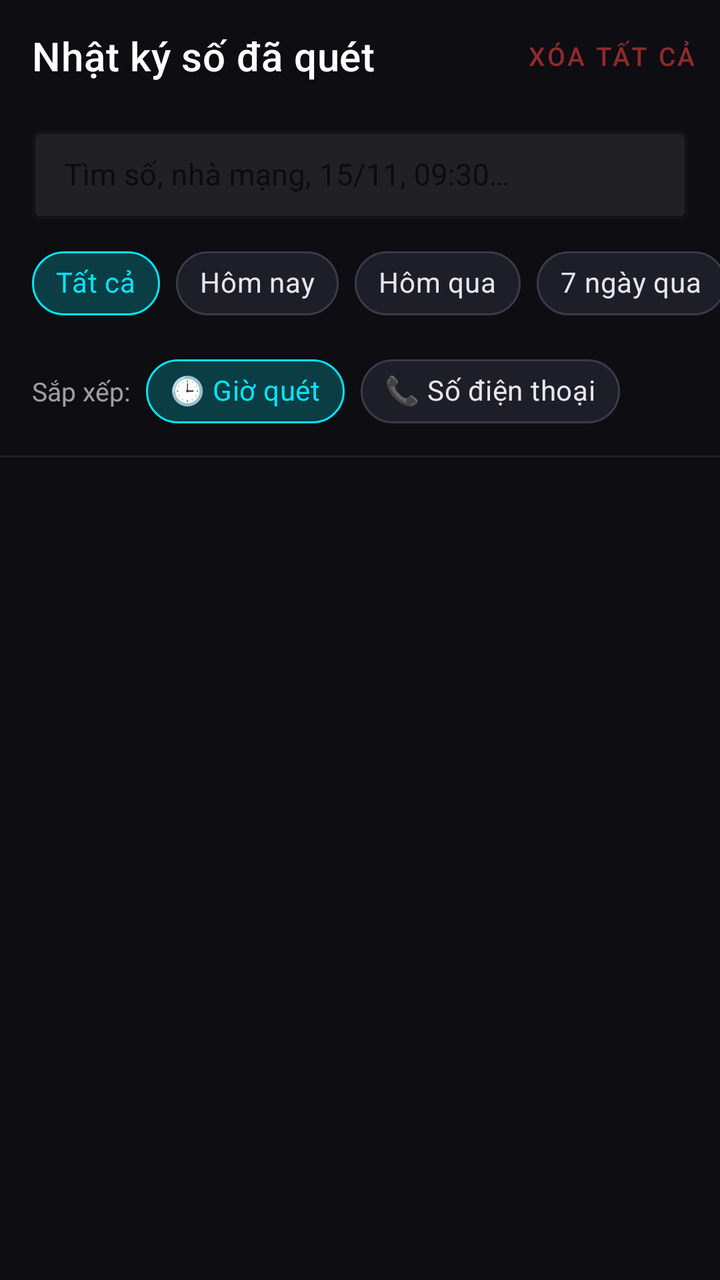
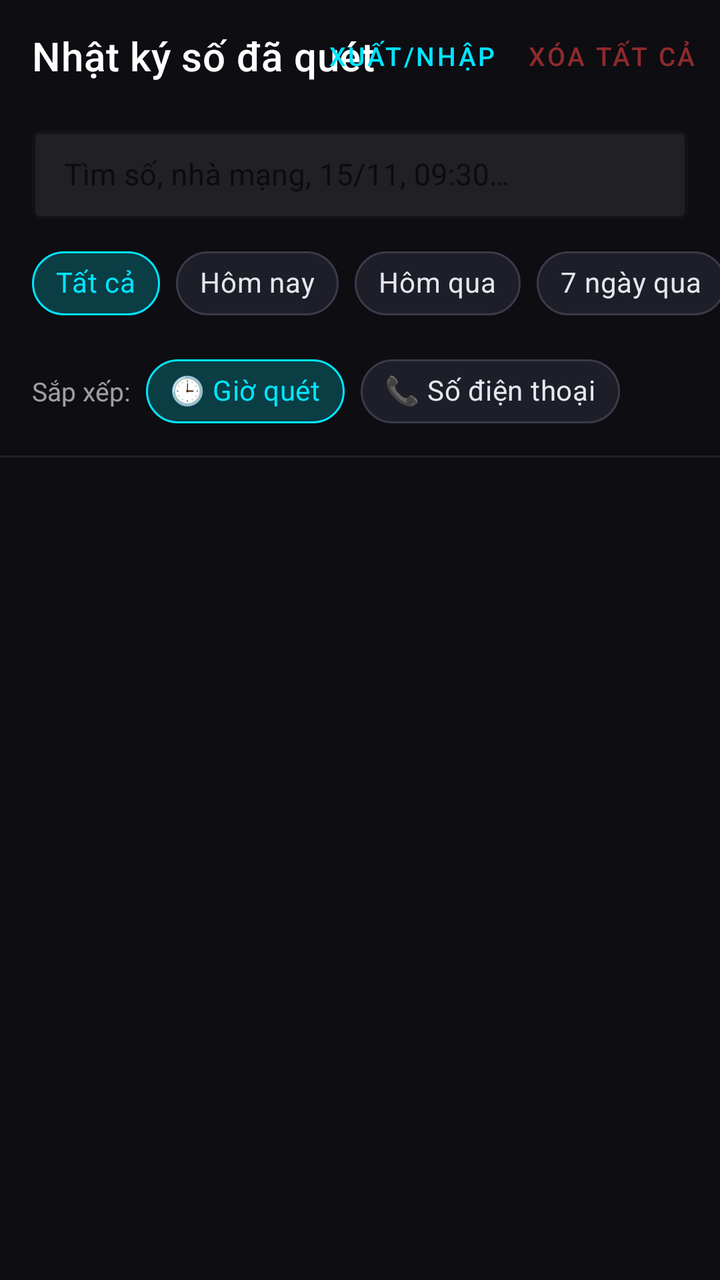

Two renders of the same Android screen: before a commit and after it. Below are the layout's source before the change and the commit's diff.
<!-- AndroidManifest.xml: application theme Theme.PhoneScanner -->
<!-- res/layout/activity_scan_log.xml -->
<?xml version="1.0" encoding="utf-8"?>
<androidx.constraintlayout.widget.ConstraintLayout
    xmlns:android="http://schemas.android.com/apk/res/android"
    xmlns:app="http://schemas.android.com/apk/res-auto"
    android:layout_width="match_parent"
    android:layout_height="match_parent"
    android:background="#FF0D0D12">

    
    <androidx.appcompat.widget.Toolbar
        android:id="@+id/toolbar"
        android:layout_width="0dp"
        android:layout_height="?attr/actionBarSize"
        android:background="#FF0D0D12"
        android:paddingStart="4dp"
        app:title="Nhật ký số đã quét"
        app:titleTextColor="#FFFFFFFF"
        app:layout_constraintTop_toTopOf="parent"
        app:layout_constraintStart_toStartOf="parent"
        app:layout_constraintEnd_toEndOf="parent" />

    
    <com.google.android.material.button.MaterialButton
        android:id="@+id/btnClearAll"
        style="@style/Widget.MaterialComponents.Button.TextButton"
        android:layout_width="wrap_content"
        android:layout_height="wrap_content"
        android:text="Xóa tất cả"
        android:textColor="#88FF4444"
        android:textSize="13sp"
        android:layout_marginEnd="4dp"
        app:layout_constraintTop_toTopOf="@id/toolbar"
        app:layout_constraintBottom_toBottomOf="@id/toolbar"
        app:layout_constraintEnd_toEndOf="parent" />

    
    <com.google.android.material.textfield.TextInputLayout
        android:id="@+id/searchLayout"
        style="@style/Widget.MaterialComponents.TextInputLayout.OutlinedBox"
        android:layout_width="0dp"
        android:layout_height="wrap_content"
        android:layout_marginStart="16dp"
        android:layout_marginEnd="16dp"
        android:layout_marginTop="4dp"
        app:boxStrokeColor="#00E5FF"
        app:boxStrokeWidth="1.5dp"
        app:boxBackgroundColor="#14FFFFFF"
        app:hintTextColor="#8800E5FF"
        app:endIconMode="clear_text"
        app:endIconTint="#5500E5FF"
        app:layout_constraintTop_toBottomOf="@id/toolbar"
        app:layout_constraintStart_toStartOf="parent"
        app:layout_constraintEnd_toEndOf="parent">

        <com.google.android.material.textfield.TextInputEditText
            android:id="@+id/etSearch"
            android:layout_width="match_parent"
            android:layout_height="wrap_content"
            android:hint="Tìm số, nhà mạng, 15/11, 09:30…"
            android:textColor="#FFFFFFFF"
            android:textSize="15sp"
            android:inputType="text"
            android:imeOptions="actionSearch"
            android:maxLines="1"
            android:paddingTop="12dp"
            android:paddingBottom="12dp" />
    </com.google.android.material.textfield.TextInputLayout>

    
    <HorizontalScrollView
        android:id="@+id/chipScroll"
        android:layout_width="0dp"
        android:layout_height="wrap_content"
        android:layout_marginTop="8dp"
        android:paddingStart="16dp"
        android:paddingEnd="16dp"
        android:clipToPadding="false"
        android:scrollbars="none"
        android:overScrollMode="never"
        app:layout_constraintTop_toBottomOf="@id/searchLayout"
        app:layout_constraintStart_toStartOf="parent"
        app:layout_constraintEnd_toEndOf="parent">

        <com.google.android.material.chip.ChipGroup
            android:id="@+id/chipGroup"
            android:layout_width="wrap_content"
            android:layout_height="wrap_content"
            app:singleLine="true"
            app:singleSelection="true"
            app:selectionRequired="true"
            app:chipSpacingHorizontal="8dp">

            <com.google.android.material.chip.Chip
                android:id="@+id/chipAll"
                style="@style/ScanChip"
                android:layout_width="wrap_content"
                android:layout_height="wrap_content"
                android:checked="true"
                android:text="Tất cả" />

            <com.google.android.material.chip.Chip
                android:id="@+id/chipToday"
                style="@style/ScanChip"
                android:layout_width="wrap_content"
                android:layout_height="wrap_content"
                android:text="Hôm nay" />

            <com.google.android.material.chip.Chip
                android:id="@+id/chipYesterday"
                style="@style/ScanChip"
                android:layout_width="wrap_content"
                android:layout_height="wrap_content"
                android:text="Hôm qua" />

            <com.google.android.material.chip.Chip
                android:id="@+id/chipLast7"
                style="@style/ScanChip"
                android:layout_width="wrap_content"
                android:layout_height="wrap_content"
                android:text="7 ngày qua" />

            <com.google.android.material.chip.Chip
                android:id="@+id/chipLast30"
                style="@style/ScanChip"
                android:layout_width="wrap_content"
                android:layout_height="wrap_content"
                android:text="30 ngày qua" />

            <com.google.android.material.chip.Chip
                android:id="@+id/chipThisMonth"
                style="@style/ScanChip"
                android:layout_width="wrap_content"
                android:layout_height="wrap_content"
                android:text="Tháng này" />

            <com.google.android.material.chip.Chip
                android:id="@+id/chipCustom"
                style="@style/ScanChip"
                android:layout_width="wrap_content"
                android:layout_height="wrap_content"
                android:text="📅 Chọn ngày…" />
        </com.google.android.material.chip.ChipGroup>
    </HorizontalScrollView>

    
    <LinearLayout
        android:id="@+id/sortRow"
        android:layout_width="0dp"
        android:layout_height="wrap_content"
        android:layout_marginStart="16dp"
        android:layout_marginEnd="16dp"
        android:layout_marginTop="6dp"
        android:orientation="horizontal"
        android:gravity="center_vertical"
        app:layout_constraintTop_toBottomOf="@id/chipScroll"
        app:layout_constraintStart_toStartOf="parent"
        app:layout_constraintEnd_toEndOf="parent">

        <TextView
            android:layout_width="wrap_content"
            android:layout_height="wrap_content"
            android:text="Sắp xếp:"
            android:textColor="#99FFFFFF"
            android:textSize="13sp" />

        <com.google.android.material.chip.ChipGroup
            android:id="@+id/sortGroup"
            android:layout_width="wrap_content"
            android:layout_height="wrap_content"
            android:layout_marginStart="8dp"
            app:singleSelection="true"
            app:selectionRequired="true">

            <com.google.android.material.chip.Chip
                android:id="@+id/chipSortTime"
                style="@style/ScanChip"
                android:layout_width="wrap_content"
                android:layout_height="wrap_content"
                android:checked="true"
                android:text="🕒 Giờ quét" />

            <com.google.android.material.chip.Chip
                android:id="@+id/chipSortPhone"
                style="@style/ScanChip"
                android:layout_width="wrap_content"
                android:layout_height="wrap_content"
                android:text="📞 Số điện thoại" />
        </com.google.android.material.chip.ChipGroup>
    </LinearLayout>

    
    <TextView
        android:id="@+id/tvSummary"
        android:layout_width="0dp"
        android:layout_height="wrap_content"
        android:layout_marginStart="16dp"
        android:layout_marginEnd="16dp"
        android:layout_marginTop="10dp"
        android:textColor="#66FFFFFF"
        android:textSize="12sp"
        android:visibility="gone"
        app:layout_constraintTop_toBottomOf="@id/sortRow"
        app:layout_constraintStart_toStartOf="parent"
        app:layout_constraintEnd_toEndOf="parent" />

    <View
        android:id="@+id/divider"
        android:layout_width="0dp"
        android:layout_height="1dp"
        android:layout_marginTop="8dp"
        android:background="#14FFFFFF"
        app:layout_constraintTop_toBottomOf="@id/tvSummary"
        app:layout_constraintStart_toStartOf="parent"
        app:layout_constraintEnd_toEndOf="parent" />

    
    <LinearLayout
        android:id="@+id/layoutEmpty"
        android:layout_width="wrap_content"
        android:layout_height="wrap_content"
        android:orientation="vertical"
        android:gravity="center"
        android:visibility="gone"
        app:layout_constraintTop_toBottomOf="@id/divider"
        app:layout_constraintBottom_toBottomOf="parent"
        app:layout_constraintStart_toStartOf="parent"
        app:layout_constraintEnd_toEndOf="parent">

        <TextView
            android:id="@+id/tvEmptyIcon"
            android:layout_width="wrap_content"
            android:layout_height="wrap_content"
            android:text="📖"
            android:textSize="48sp" />

        <TextView
            android:id="@+id/tvEmptyText"
            android:layout_width="wrap_content"
            android:layout_height="wrap_content"
            android:layout_marginTop="12dp"
            android:text="Chưa có số nào được quét"
            android:textColor="#55FFFFFF"
            android:textSize="15sp" />
    </LinearLayout>

    
    <androidx.recyclerview.widget.RecyclerView
        android:id="@+id/recyclerScanLog"
        android:layout_width="0dp"
        android:layout_height="0dp"
        android:clipToPadding="false"
        android:paddingBottom="16dp"
        app:layout_constraintTop_toBottomOf="@id/divider"
        app:layout_constraintBottom_toBottomOf="parent"
        app:layout_constraintStart_toStartOf="parent"
        app:layout_constraintEnd_toEndOf="parent" />

</androidx.constraintlayout.widget.ConstraintLayout>
<!-- resources referenced by this layout -->
<resources>
  <style name="ScanChip" parent="Widget.MaterialComponents.Chip.Choice">
          <item name="chipBackgroundColor">@color/chip_bg_selector</item>
          <item name="android:textColor">@color/chip_text_selector</item>
          <item name="checkedIconVisible">false</item>
          <item name="chipSurfaceColor">@android:color/transparent</item>
          <item name="chipStrokeColor">@color/chip_stroke_selector</item>
          <item name="chipStrokeWidth">1dp</item>
      </style>
  <style name="Theme.PhoneScanner" parent="Theme.MaterialComponents.DayNight.NoActionBar">
          <item name="colorPrimary">@color/accent_green</item>
          <item name="android:statusBarColor">@color/black</item>
          <item name="android:windowLightStatusBar" tools:targetApi="m">false</item>
      </style>
  <color name="accent_green">#FF2E7D32</color>
  <color name="black">#FF000000</color>
</resources>

<!-- the commit's change to res/layout/activity_scan_log.xml (unified diff, before → after) -->
@@ -18,6 +18,19 @@
         app:layout_constraintTop_toTopOf="parent"
         app:layout_constraintStart_toStartOf="parent"
         app:layout_constraintEnd_toEndOf="parent" />
+
+    
+    <com.google.android.material.button.MaterialButton
+        android:id="@+id/btnTransfer"
+        style="@style/Widget.MaterialComponents.Button.TextButton"
+        android:layout_width="wrap_content"
+        android:layout_height="wrap_content"
+        android:text="Xuất/Nhập"
+        android:textColor="#FF00E5FF"
+        android:textSize="13sp"
+        app:layout_constraintTop_toTopOf="@id/toolbar"
+        app:layout_constraintBottom_toBottomOf="@id/toolbar"
+        app:layout_constraintEnd_toStartOf="@id/btnClearAll" />
 
     
     <com.google.android.material.button.MaterialButton
